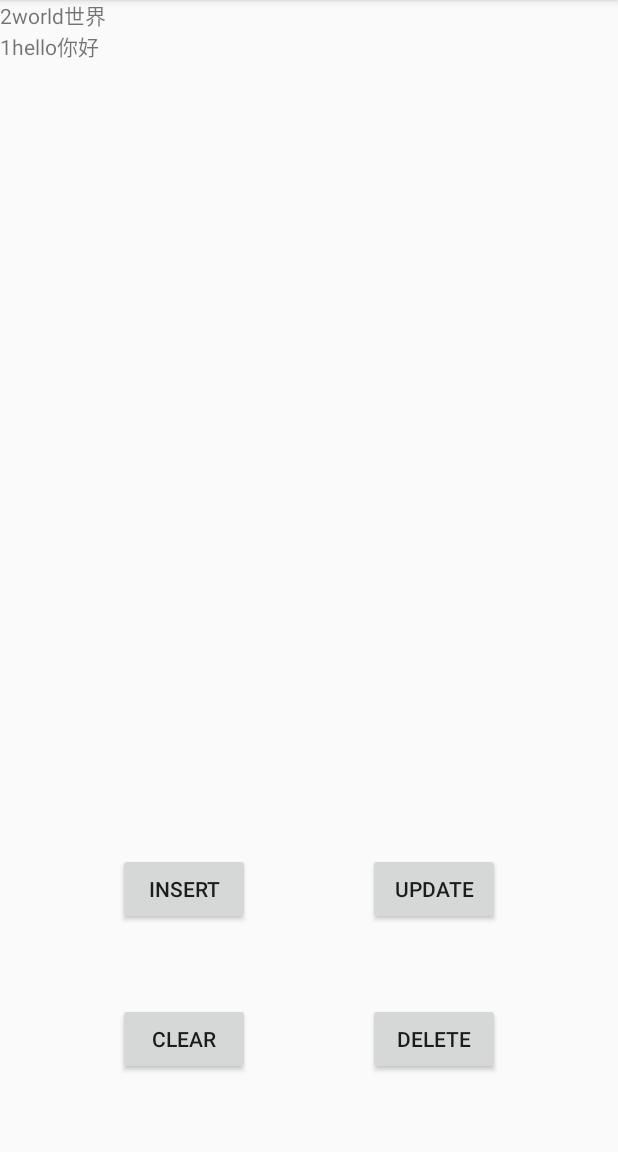
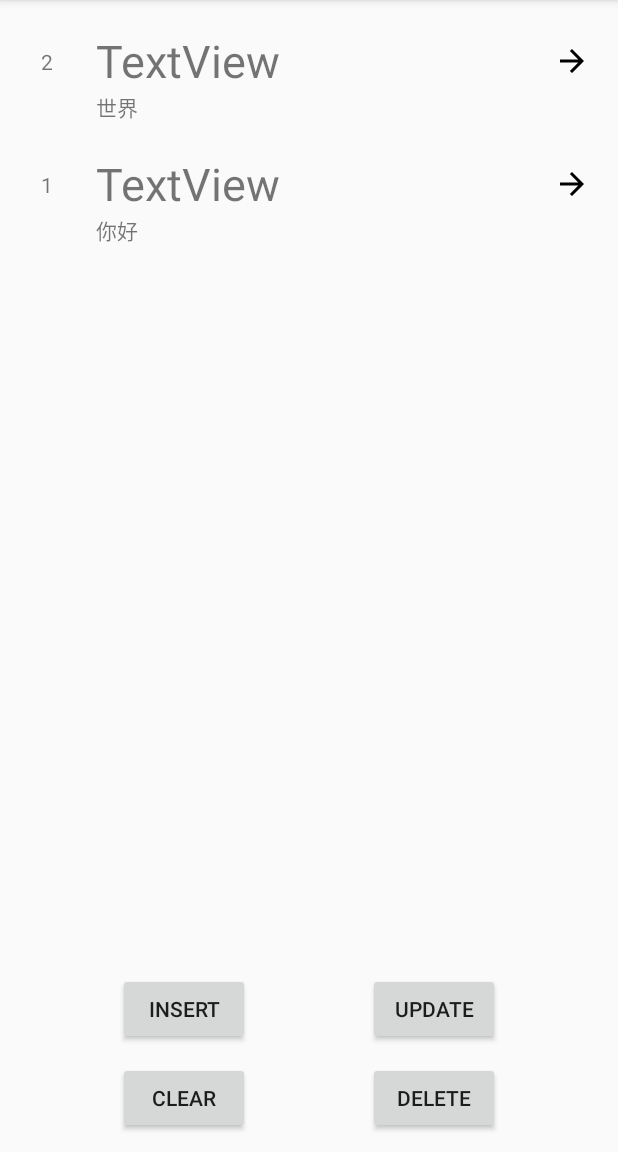
Before and after one commit to Taylorhd/RoomBasic, an Android app: the screen it shows after launch (MainActivity), after a tap on "INSERT", on a phone screen of 412 x 824 dp, the part 84-1236 px from its top. Run offline under Robolectric (Android 15) with nearby library versions, the phone set to English and light mode, and no system bars; our stand-ins replace Room's generated code; 1 statement that could not run was skipped.

Commit message:
recycler view okkk

```diff
--- a/app/build.gradle
+++ b/app/build.gradle
@@ -37,5 +37,6 @@ dependencies {
     // Test helpers
     testImplementation "androidx.room:room-testing:$room_version"
     implementation 'androidx.lifecycle:lifecycle-extensions:2.1.0'
+    implementation 'androidx.recyclerview:recyclerview:1.1.0'
 
 }
--- a/app/src/main/java/com/ecut/roombasic/MainActivity.java
+++ b/app/src/main/java/com/ecut/roombasic/MainActivity.java
@@ -5,6 +5,8 @@ import androidx.lifecycle.LiveData;
 import androidx.lifecycle.Observer;
 import androidx.lifecycle.ViewModelProvider;
 import androidx.lifecycle.ViewModelProviders;
+import androidx.recyclerview.widget.LinearLayoutManager;
+import androidx.recyclerview.widget.RecyclerView;
 import androidx.room.Room;
 
 import android.os.AsyncTask;
@@ -22,6 +24,8 @@ public class MainActivity extends AppCompatActivity {
     Button btInsert ,btUpdate,btClear,btDelete;
 
     WordViewModel wordViewModel;
+    RecyclerView recyclerView ;
+    MyAdapter myAdapter ;
 
     @Override
     protected void onCreate(Bundle savedInstanceState) {
@@ -30,21 +34,25 @@ public class MainActivity extends AppCompatActivity {
 
 //        wordDao = wordDataBase.getWordDao();
 
-        textView = findViewById(R.id.textView);
+//        textView = findViewById(R.id.textView);
         btInsert = findViewById(R.id.btInsert);
         btUpdate = findViewById(R.id.btUpdate);
         btClear = findViewById(R.id.btClear);
         btDelete = findViewById(R.id.btDelete);
-//        allWordsLive = wordDao.getAllWordsLive();
+        recyclerView = findViewById(R.id.recycler_view);
         wordViewModel =  ViewModelProviders.of(this).get(WordViewModel.class);
+
+
+
+        myAdapter = new MyAdapter();
+        recyclerView.setLayoutManager(new LinearLayoutManager(this));
+        recyclerView.setAdapter(myAdapter);
+
         wordViewModel.getAllWordLive().observe(this, new Observer<List<Word>>() {
             @Override
             public void onChanged(List<Word> words) {
-                StringBuilder text = new StringBuilder();
-                for (Word item : words) {
-                    text.append(item.getId()).append(item.getWord()).append(item.getChineseMeaning()).append("\n");
-                }
-                textView.setText(text.toString());
+                myAdapter.setAllWords(words);
+                myAdapter.notifyDataSetChanged();
             }
         });
 
@@ -65,9 +73,6 @@ public class MainActivity extends AppCompatActivity {
             public void onClick(View v) {
                 Word word = new Word("material","材料");
                 word.setId(5);
-//                wordDao.updateWords(word);
-//                updateView();
-//                new UpdateAsyncTask(wordDao).execute(word);
                 wordViewModel.updateWords(word);
             }
 
@@ -77,7 +82,6 @@ public class MainActivity extends AppCompatActivity {
             public void onClick(View v) {
 //              wordDao.deleteAllWords();
 //              updateView();
-//                new ClearAsyncTask(wordDao).execute();
                 wordViewModel.clearWords();
             }
         });
@@ -87,25 +91,13 @@ public class MainActivity extends AppCompatActivity {
             public void onClick(View v) {
                 Word word = new Word("hi","mni");
                 word.setId(90);
-//                wordDao.deleteWords(word);
-//                updateView();
-//                new DeleteAsyncTask(wordDao).doInBackground(word);
-//                new DeleteAsyncTask(wordDao).execute(word);
                 wordViewModel.deleteWord(word);
             }
         });
 
     }
 
-//    private void updateView() {
-//        String text = "";
-//        List<Word> words = wordDao.getAllWords();
-//        for (Word item:words) {
-//            text  = text + item.getId()+item.getWord()+"   "+item.getChineseMeaning()+"\n";
-//        }
-//        textView.setText(text);
-//
-//    }
+
 
 
 }
--- /dev/null
+++ b/app/src/main/java/com/ecut/roombasic/MyAdapter.java
@@ -0,0 +1,58 @@
+package com.ecut.roombasic;
+
+import android.view.LayoutInflater;
+import android.view.View;
+import android.view.ViewGroup;
+import android.widget.TextView;
+
+import androidx.annotation.NonNull;
+import androidx.recyclerview.widget.RecyclerView;
+
+import org.w3c.dom.Text;
+
+import java.util.ArrayList;
+import java.util.List;
+
+public class MyAdapter extends RecyclerView.Adapter<MyAdapter.MyHolder> {
+    List<Word> allWords = new ArrayList<>();
+
+    public void setAllWords(List<Word> allWords) {
+        this.allWords = allWords;
+    }
+
+    @NonNull
+    @Override
+    public MyHolder onCreateViewHolder(@NonNull ViewGroup parent, int viewType) {
+        LayoutInflater layoutInflater = LayoutInflater.from(parent.getContext());
+        View itemView = layoutInflater.inflate(R.layout.cell_normal,parent,false);
+//        return null;
+        return  new MyHolder(itemView);
+    }
+
+    @Override
+    public void onBindViewHolder(@NonNull MyHolder holder, int position) {
+       Word word = allWords.get(position);
+       holder.textId.setText(String.valueOf(word.getId()));
+       holder.textChinese.setText(word.getChineseMeaning());
+       holder.textEnglish.setText(position);
+    }
+
+    @Override
+    public int getItemCount() {
+        return allWords.size();
+    }
+
+    static class MyHolder extends RecyclerView.ViewHolder{
+        private TextView textId,textChinese,textEnglish;
+
+
+        public MyHolder(@NonNull View itemView) {
+            super(itemView);
+            textId = itemView.findViewById(R.id.textView);
+            textEnglish = itemView.findViewById(R.id.textView2);
+            textChinese = itemView.findViewById(R.id.textView3);
+
+        }
+    }
+
+}
--- /dev/null
+++ b/app/src/main/res/drawable/ic_arrow_forward_black_24dp.xml
@@ -0,0 +1,9 @@
+<vector xmlns:android="http://schemas.android.com/apk/res/android"
+        android:width="24dp"
+        android:height="24dp"
+        android:viewportWidth="24.0"
+        android:viewportHeight="24.0">
+    <path
+        android:fillColor="#FF000000"
+        android:pathData="M12,4l-1.41,1.41L16.17,11H4v2h12.17l-5.58,5.59L12,20l8,-8z"/>
+</vector>
--- a/app/src/main/res/layout/activity_main.xml
+++ b/app/src/main/res/layout/activity_main.xml
@@ -6,29 +6,21 @@
     android:layout_height="match_parent"
     tools:context=".MainActivity">
 
-    <ScrollView
-        android:id="@+id/scrollView2"
+    <androidx.constraintlayout.widget.Guideline
+        android:id="@+id/guideline"
+        android:layout_width="wrap_content"
+        android:layout_height="wrap_content"
+        android:orientation="horizontal"
+        app:layout_constraintGuide_percent="0.82900137" />
+
+    <androidx.recyclerview.widget.RecyclerView
+        android:id="@+id/recycler_view"
         android:layout_width="0dp"
         android:layout_height="0dp"
         app:layout_constraintBottom_toTopOf="@+id/guideline"
         app:layout_constraintEnd_toEndOf="parent"
         app:layout_constraintStart_toStartOf="parent"
-        app:layout_constraintTop_toTopOf="parent">
-
-
-        <TextView
-            android:id="@+id/textView"
-            android:layout_width="match_parent"
-            android:layout_height="wrap_content"
-            android:text="@string/textview" />
-    </ScrollView>
-
-    <androidx.constraintlayout.widget.Guideline
-        android:id="@+id/guideline"
-        android:layout_width="wrap_content"
-        android:layout_height="wrap_content"
-        android:orientation="horizontal"
-        app:layout_constraintGuide_end="251dp" />
+        app:layout_constraintTop_toTopOf="parent" />
 
     <Button
         android:id="@+id/btInsert"
@@ -39,7 +31,7 @@
         app:layout_constraintEnd_toStartOf="@+id/btUpdate"
         app:layout_constraintHorizontal_bias="0.5"
         app:layout_constraintStart_toStartOf="parent"
-        app:layout_constraintTop_toBottomOf="@+id/scrollView2" />
+        app:layout_constraintTop_toTopOf="@+id/guideline" />
 
     <Button
         android:id="@+id/btUpdate"
@@ -50,7 +42,7 @@
         app:layout_constraintEnd_toEndOf="parent"
         app:layout_constraintHorizontal_bias="0.5"
         app:layout_constraintStart_toEndOf="@+id/btInsert"
-        app:layout_constraintTop_toBottomOf="@+id/scrollView2" />
+        app:layout_constraintTop_toTopOf="@+id/guideline" />
 
     <Button
         android:id="@+id/btClear"
@@ -73,4 +65,5 @@
         app:layout_constraintHorizontal_bias="0.5"
         app:layout_constraintStart_toEndOf="@+id/btClear"
         app:layout_constraintTop_toBottomOf="@+id/btUpdate" />
+
 </androidx.constraintlayout.widget.ConstraintLayout>
--- /dev/null
+++ b/app/src/main/res/layout/cell_card.xml
@@ -0,0 +1,6 @@
+<?xml version="1.0" encoding="utf-8"?>
+<LinearLayout xmlns:android="http://schemas.android.com/apk/res/android"
+    android:orientation="vertical" android:layout_width="match_parent"
+    android:layout_height="match_parent">
+
+</LinearLayout>
--- /dev/null
+++ b/app/src/main/res/layout/cell_normal.xml
@@ -0,0 +1,66 @@
+<?xml version="1.0" encoding="utf-8"?>
+<androidx.constraintlayout.widget.ConstraintLayout xmlns:android="http://schemas.android.com/apk/res/android"
+    xmlns:app="http://schemas.android.com/apk/res-auto"
+    xmlns:tools="http://schemas.android.com/tools"
+    android:layout_width="match_parent"
+    android:layout_height="wrap_content"
+    android:background="?attr/selectableItemBackground"
+    android:clickable="true"
+    android:orientation="vertical">
+
+    <androidx.constraintlayout.widget.Guideline
+        android:id="@+id/guideline3"
+        android:layout_width="wrap_content"
+        android:layout_height="wrap_content"
+        android:orientation="vertical"
+        app:layout_constraintGuide_percent="0.15" />
+
+    <androidx.constraintlayout.widget.Guideline
+        android:id="@+id/guideline4"
+        android:layout_width="wrap_content"
+        android:layout_height="wrap_content"
+        android:orientation="vertical"
+        app:layout_constraintGuide_percent="0.85" />
+
+    <TextView
+        android:id="@+id/textView"
+        android:layout_width="wrap_content"
+        android:layout_height="wrap_content"
+        android:text="TextView"
+        app:layout_constraintBottom_toBottomOf="parent"
+        app:layout_constraintEnd_toStartOf="@+id/guideline3"
+        app:layout_constraintStart_toStartOf="parent"
+        app:layout_constraintTop_toTopOf="parent" />
+
+    <TextView
+        android:id="@+id/textView2"
+        android:layout_width="wrap_content"
+        android:layout_height="wrap_content"
+        android:layout_margin="2dp"
+        android:clickable="false"
+        android:text="TextView"
+        android:textSize="30sp"
+        app:layout_constraintBottom_toBottomOf="parent"
+        app:layout_constraintStart_toStartOf="@+id/guideline3"
+        app:layout_constraintTop_toTopOf="parent"
+        app:layout_constraintVertical_bias="0.481" />
+
+    <TextView
+        android:id="@+id/textView3"
+        android:layout_width="wrap_content"
+        android:layout_height="wrap_content"
+        android:text="TextView"
+        app:layout_constraintBottom_toBottomOf="parent"
+        app:layout_constraintStart_toStartOf="@+id/textView2"
+        app:layout_constraintTop_toBottomOf="@+id/textView2" />
+
+    <ImageView
+        android:id="@+id/imageView"
+        android:layout_width="wrap_content"
+        android:layout_height="wrap_content"
+        app:layout_constraintBottom_toBottomOf="parent"
+        app:layout_constraintEnd_toEndOf="parent"
+        app:layout_constraintStart_toStartOf="@+id/guideline4"
+        app:layout_constraintTop_toTopOf="parent"
+        app:srcCompat="@drawable/ic_arrow_forward_black_24dp" />
+</androidx.constraintlayout.widget.ConstraintLayout>
```
Also changed, not shown: app/src/main/java/com/ecut/roombasic/WordRepository.java (+16 -9 lines), app/src/main/java/com/ecut/roombasic/WordViewModel.java (+9 -8 lines).
